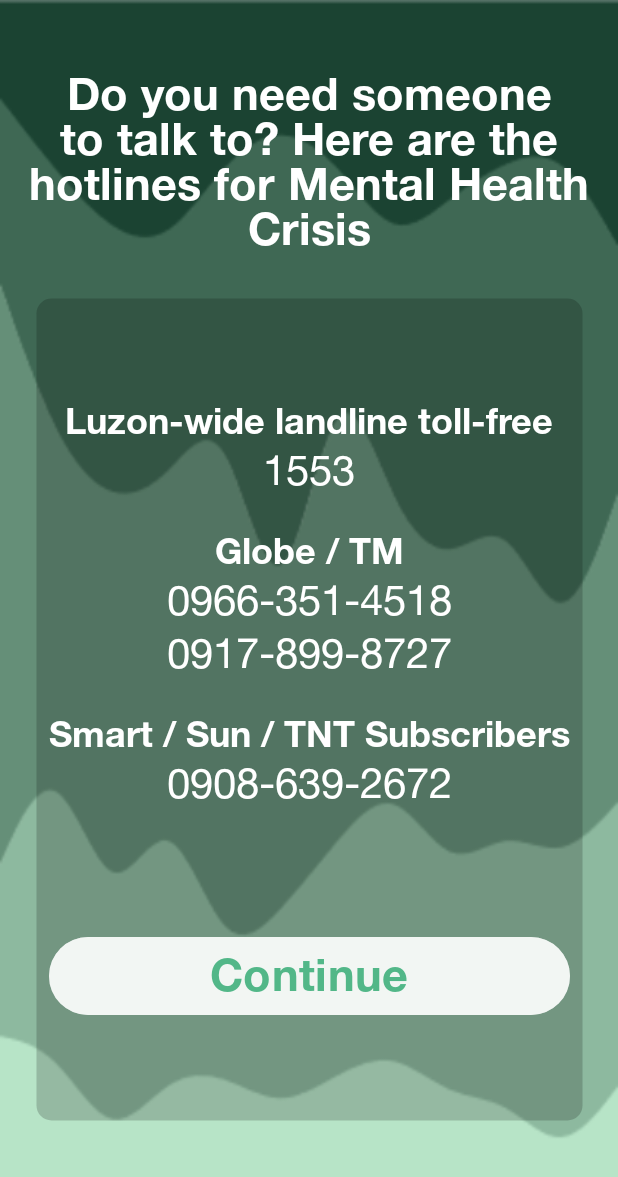
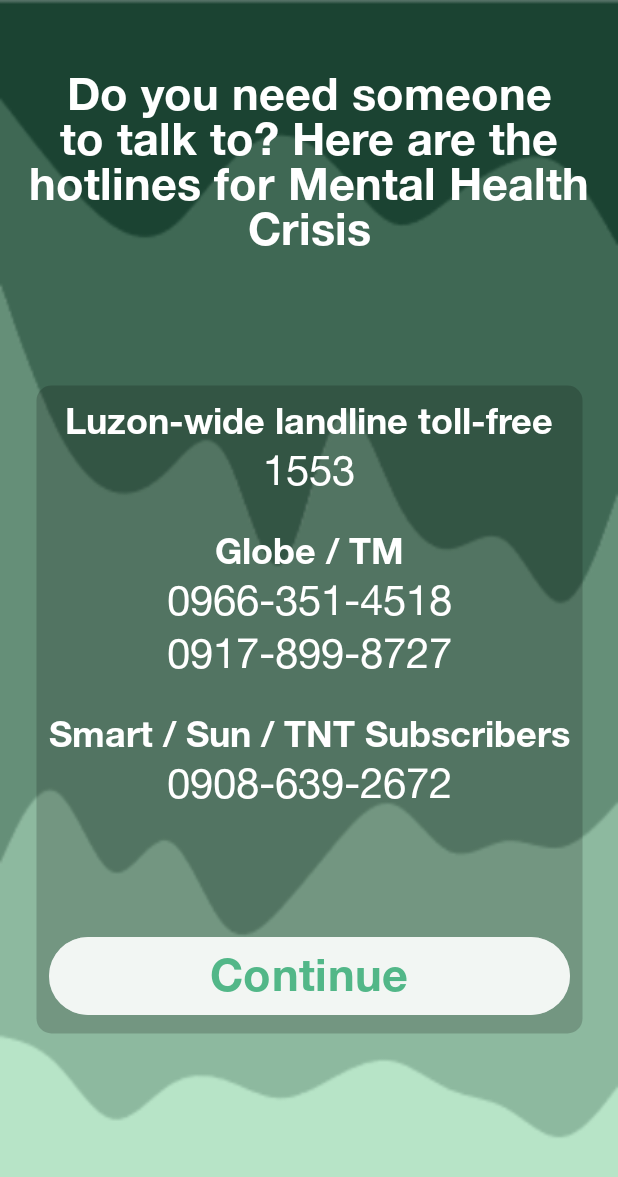
Before and after one commit to PTFinalProject/solitude, an Android app: the hotlinePage screen opened directly, with no data from a screen before it, on a phone screen of 412 x 824 dp. Shown: the top 1177 px of the screen. Run offline under Robolectric (Android 15) with nearby library versions, the phone set to English and light mode, and no system bars.

Commit message:
- Modified hotlinePage.java to allow the button to go next - Added java and xml file for journal entry - Modified background of activity_journal_entry.xml

```diff
--- a/app/src/main/java/com/example/plattechfinalproject/hotlinePage.java
+++ b/app/src/main/java/com/example/plattechfinalproject/hotlinePage.java
@@ -2,12 +2,26 @@ package com.example.plattechfinalproject;
 
 import androidx.appcompat.app.AppCompatActivity;
 
+import android.content.Intent;
 import android.os.Bundle;
+import android.view.View;
+import android.widget.Button;
 
 public class hotlinePage extends AppCompatActivity {
 
     protected void onCreate(Bundle savedInstanceState) {
         super.onCreate(savedInstanceState);
         setContentView(R.layout.hotlines_page);
+
+        final Button button = (Button) findViewById(R.id.nextBtnHotline);
+
+        button.setOnClickListener(new View.OnClickListener() {
+            @Override
+            public void onClick(View v) {
+                Intent actChange = new Intent(hotlinePage.this, end.class);
+
+                startActivity(actChange);
+            }
+        });
     }
 }
--- a/app/src/main/res/layout/hotlines_page.xml
+++ b/app/src/main/res/layout/hotlines_page.xml
@@ -21,9 +21,17 @@
         app:layout_constraintStart_toStartOf="parent"
         app:layout_constraintTop_toTopOf="parent" />
 
+    <ScrollView
+        android:layout_width="wrap_content"
+        android:layout_height="wrap_content"
+        app:layout_constraintBottom_toBottomOf="parent"
+        app:layout_constraintEnd_toEndOf="parent"
+        app:layout_constraintStart_toStartOf="parent"
+        app:layout_constraintTop_toBottomOf="@+id/textView2">
+
         <TableLayout
             android:layout_width="wrap_content"
-        android:layout_height="0dp"
+            android:layout_height="wrap_content"
             android:layout_marginTop="25dp"
             android:layout_marginBottom="75dp"
             android:background="@drawable/rounded_corner_translucent_green_background"
@@ -32,11 +40,7 @@
             android:paddingStart="10dp"
             android:paddingTop="10dp"
             android:paddingEnd="10dp"
-        android:paddingBottom="10dp"
-        app:layout_constraintBottom_toBottomOf="parent"
-        app:layout_constraintEnd_toEndOf="parent"
-        app:layout_constraintStart_toStartOf="parent"
-        app:layout_constraintTop_toBottomOf="@+id/textView2">
+            android:paddingBottom="10dp">
 
             <TableRow
                 android:layout_width="match_parent"
@@ -190,7 +194,7 @@
                 android:layout_height="match_parent">
 
                 <Button
-                android:id="@+id/button5"
+                    android:id="@+id/nextBtnHotline"
                     android:layout_width="wrap_content"
                     android:layout_height="60dp"
                     android:backgroundTint="#B3FFFFFF"
@@ -201,5 +205,6 @@
             </TableRow>
 
         </TableLayout>
+    </ScrollView>
 
 </androidx.constraintlayout.widget.ConstraintLayout>
```
Also changed, not shown: app/src/main/AndroidManifest.xml (+5 -2 lines), app/src/main/java/com/example/plattechfinalproject/journalEntry.java (added, +14 -0 lines), app/src/main/res/layout/activity_journal_entry.xml (added, +10 -0 lines). Lines whose indentation alone changed are shown as unchanged.
